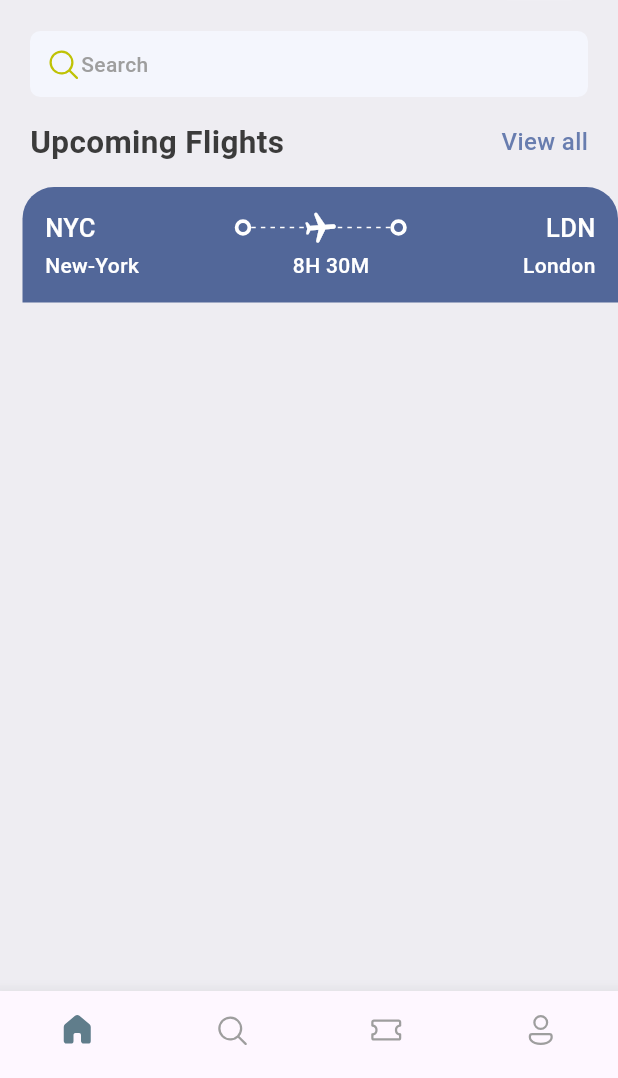
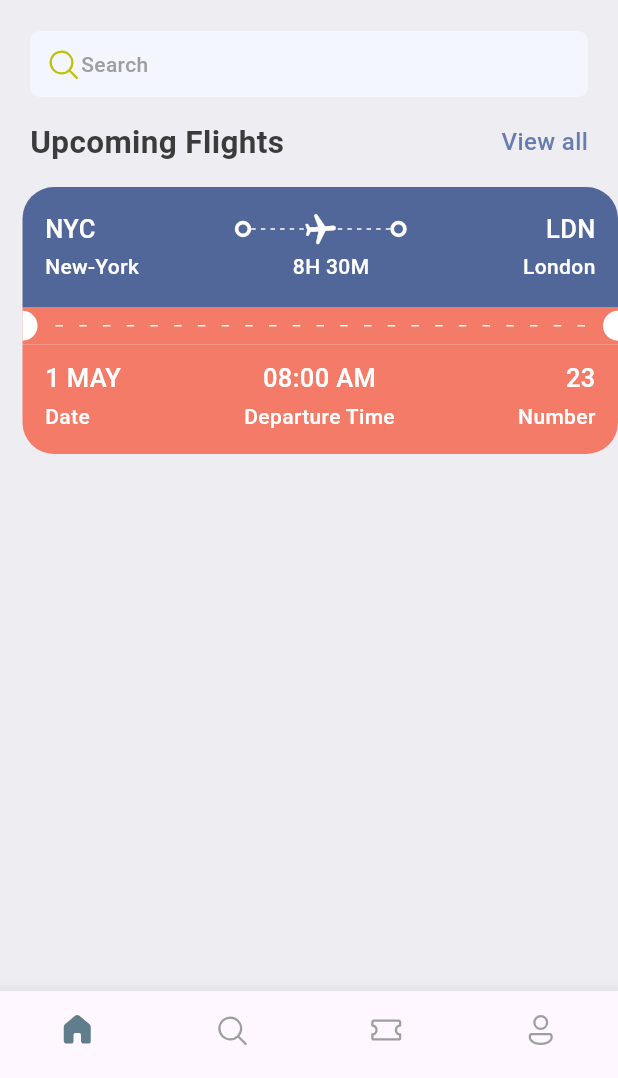
Before and after one commit to PiyushM109/TickIt_Flutter_TicketBooking_App, a Flutter app: the screen it shows after launch, on a phone screen of 412 x 824 dp, the part 158-1236 px from its top. Run offline on Flutter 3.47's test engine with Material 2 defaults, Android fonts, the phone set to English and light mode, and no system bars; our stand-ins replace fluentui_icons, gap.

Commit message:
Ticket card completed

```diff
--- a/lib/screens/ticket_view.dart
+++ b/lib/screens/ticket_view.dart
@@ -23,7 +23,7 @@ class TicketView extends StatelessWidget {
                   borderRadius: BorderRadius.only(
                       topLeft: Radius.circular(21),
                       topRight: Radius.circular(21))),
-              padding: const EdgeInsets.all(15),
+              padding: const EdgeInsets.only(left:15, right: 15, top:16, bottom: 17),
               child: Column(children: [
                 Row(
                   children: [
@@ -110,6 +110,123 @@ class TicketView extends StatelessWidget {
                   ],
                 )
               ]),
+            ),
+            Container(
+              color: const Color(0xFFF37B67),
+              child: Row(
+                children: [
+                  const SizedBox(
+                    height: 20,
+                    width: 10,
+                    child: DecoratedBox(
+                        decoration: BoxDecoration(
+                            color: Colors.white,
+                            borderRadius: BorderRadius.only(
+                              topRight: Radius.circular(10),
+                              bottomRight: Radius.circular(10),
+                            ))),
+                  ),
+                  Expanded(
+                    child: Padding(
+                      padding: const EdgeInsets.all(12.0),
+                      child: LayoutBuilder(builder:
+                          (BuildContext context, BoxConstraints constraints) {
+                        return Flex(
+                          direction: Axis.horizontal,
+                          mainAxisAlignment: MainAxisAlignment.spaceBetween,
+                          mainAxisSize: MainAxisSize.max,
+                          children: List.generate(
+                            (constraints.constrainWidth() / 15).floor(),
+                            (index) => const SizedBox(
+                              width: 5,
+                              height: 1,
+                              child: DecoratedBox(
+                                decoration: BoxDecoration(color: Colors.white),
+                              ),
+                            ),
+                          ),
+                        );
+                      }),
+                    ),
+                  ),
+                  const SizedBox(
+                    height: 20,
+                    width: 10,
+                    child: DecoratedBox(
+                        decoration: BoxDecoration(
+                            color: Colors.white,
+                            borderRadius: BorderRadius.only(
+                              topLeft: Radius.circular(10),
+                              bottomLeft: Radius.circular(10),
+                            ))),
+                  )
+                ],
+              ),
+            ),
+            Container(
+              decoration: const BoxDecoration(
+                  color: const Color(0xFFF37B67),
+                  borderRadius: BorderRadius.only(
+                      bottomLeft: Radius.circular(21),
+                      bottomRight: Radius.circular(21))),
+              padding: const EdgeInsets.only(bottom: 15, top: 10, right: 15, left: 15),
+              child: Column(
+                children: [
+                  Row(
+                    mainAxisAlignment: MainAxisAlignment.spaceBetween,
+                    children: [
+                      Column(
+                        crossAxisAlignment: CrossAxisAlignment.start,
+                        children: [
+                          Text(
+                            "1 MAY",
+                            style: styles.headLineStyle3
+                                .copyWith(color: Colors.white),
+                          ),
+                          const Gap(4),
+                          Text(
+                            "Date",
+                            style: styles.headLineStyle4
+                                .copyWith(color: Colors.white),
+                          )
+                        ],
+                      ),
+                      Column(
+                        crossAxisAlignment: CrossAxisAlignment.center,
+                        children: [
+                          Text(
+                            "08:00 AM",
+                            style: styles.headLineStyle3
+                                .copyWith(color: Colors.white),
+                          ),
+                          const Gap(4),
+                          Text(
+                            "Departure Time",
+                            style: styles.headLineStyle4
+                                .copyWith(color: Colors.white),
+                          )
+                        ],
+                      ),
+                      Column(
+                        crossAxisAlignment: CrossAxisAlignment.end,
+                        children: [
+                          Text(
+                            "23",
+                            style: styles.headLineStyle3
+                                .copyWith(color: Colors.white),
+                          ),
+                          const Gap(4),
+                          Text(
+                            "Number",
+                            style: styles.headLineStyle4
+                                .copyWith(color: Colors.white),
+                          )
+                        ],
+                      )
+                    ],
+                  )
+                ],
+              ),
             )
           ],
         ),
--- a/lib/utils/app_styles.dart
+++ b/lib/utils/app_styles.dart
@@ -6,7 +6,7 @@ class styles {
   static Color primaryColor = primary;
   static Color textColor = const Color(0xFF3b3b3b);
   static Color bgColor = const Color(0xFFeeedf2);
-  static Color orangeColor = const Color(0xFF526799);
+  static Color orangeColor = const Color(0xFFF37B67);
   static TextStyle textStyle = TextStyle(
     fontSize: 16,
     color: textColor,
```
